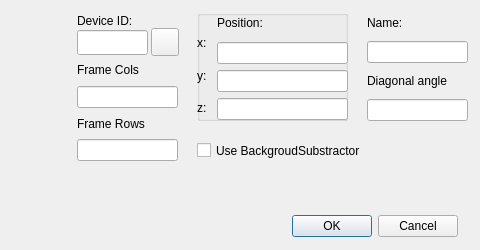
This is Gui/addcamera.ui in fisis/WebCamCap_old as Qt 5 draws it before an edit; both pictures show x 263 to 743 and y 0 to 250 of the 743 by 250 pixel window. The edited form follows.
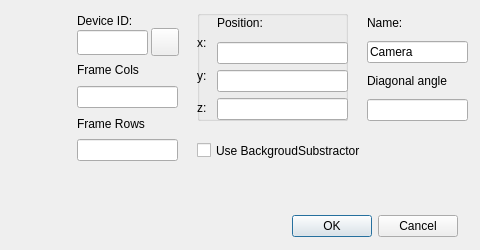
This is the edited form. Icons and pictures are not drawn. Custom widgets are drawn as their Qt base class.

```diff
--- a/Gui/addcamera.ui
+++ b/Gui/addcamera.ui
@@ -60,6 +60,9 @@
     </item>
     <item>
      <widget class="QLineEdit" name="Name">
+      <property name="text">
+       <string>Camera</string>
+      </property>
       <property name="maxLength">
        <number>16</number>
       </property>
```
